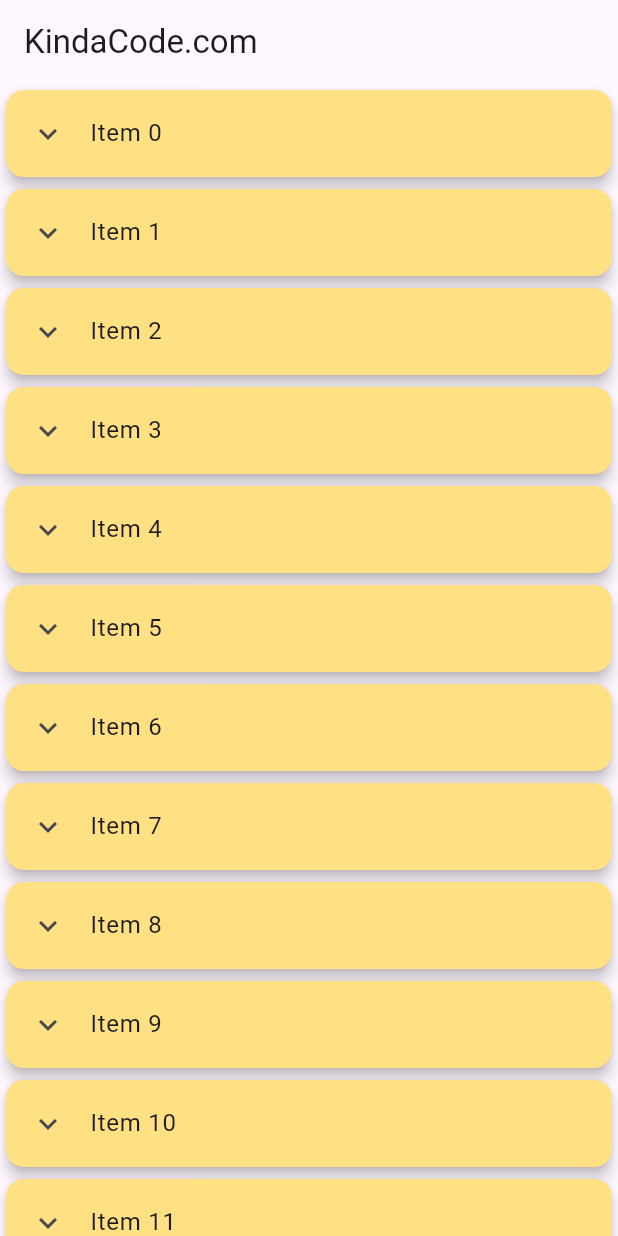
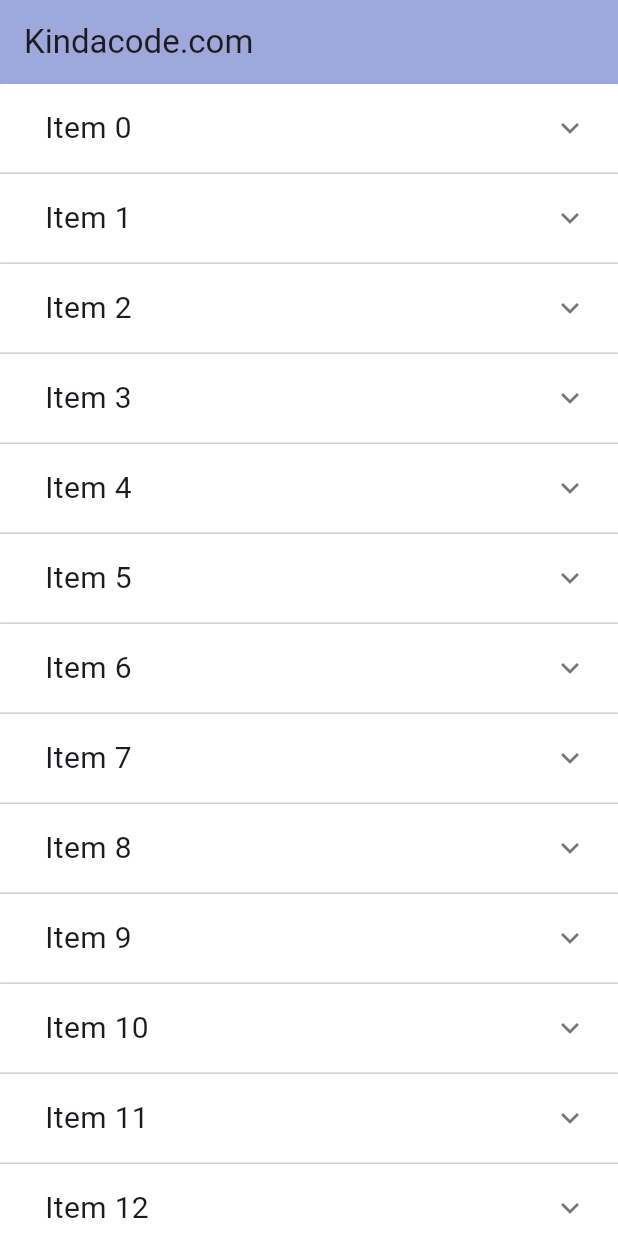
Before and after one commit to NAW-KHU/expansion_cards, a Flutter app: the screen it shows after launch, on a phone screen of 412 x 824 dp. Run offline on Flutter 3.47's test engine with Material 3 defaults, Android fonts, the phone set to English and light mode, and no system bars; our stand-ins replace expansion_tile_card.

Commit message:
modified files

```diff
--- a/lib/main.dart
+++ b/lib/main.dart
@@ -1,9 +1,7 @@
 // expansion_tile_card
 import 'package:flutter/material.dart';
-// import 'package:my_app_feburary/refactor/simple_tile_card2.dart';
-// import 'package:expansion_tile_card/expansion_tile_card.dart';
-// import 'my_app_scripts/refactor/expansion_tile_card1.dart';
-import 'package:my_app_feburary/refactor/expansion_tile_card2.dart';
+import 'package:my_app_feburary/refactor/expansion_panel_list.dart';
+
 void main() {
   runApp(const MyApp());
 }
@@ -14,7 +12,8 @@ class MyApp extends StatelessWidget {
   @override
   Widget build(BuildContext context) {
     return const MaterialApp(
-      home: HomeScreen(),
+      debugShowCheckedModeBanner: false,
+      home:HomePage(),
     );
   }
 }
--- a/lib/refactor/expansion_tile_card2.dart
+++ b/lib/refactor/expansion_tile_card2.dart
@@ -1,5 +1,4 @@
 import 'package:flutter/material.dart';
-import 'package:my_app_feburary/main.dart';
 
 class MyApp extends StatelessWidget {
   const MyApp({super.key});
```
